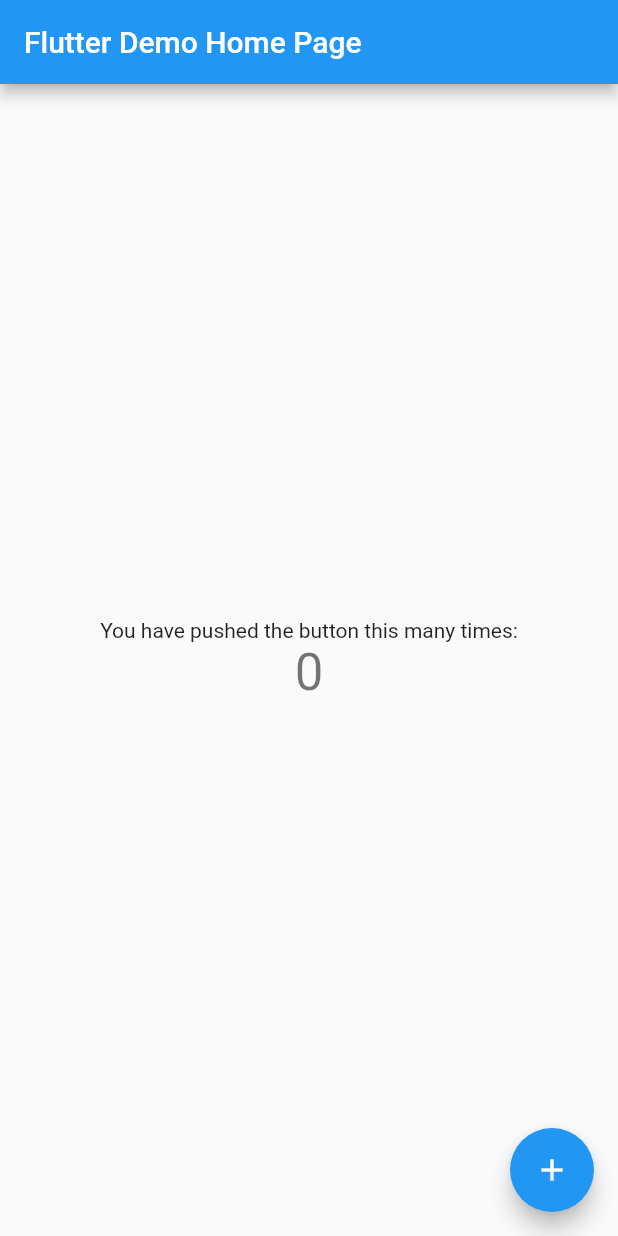
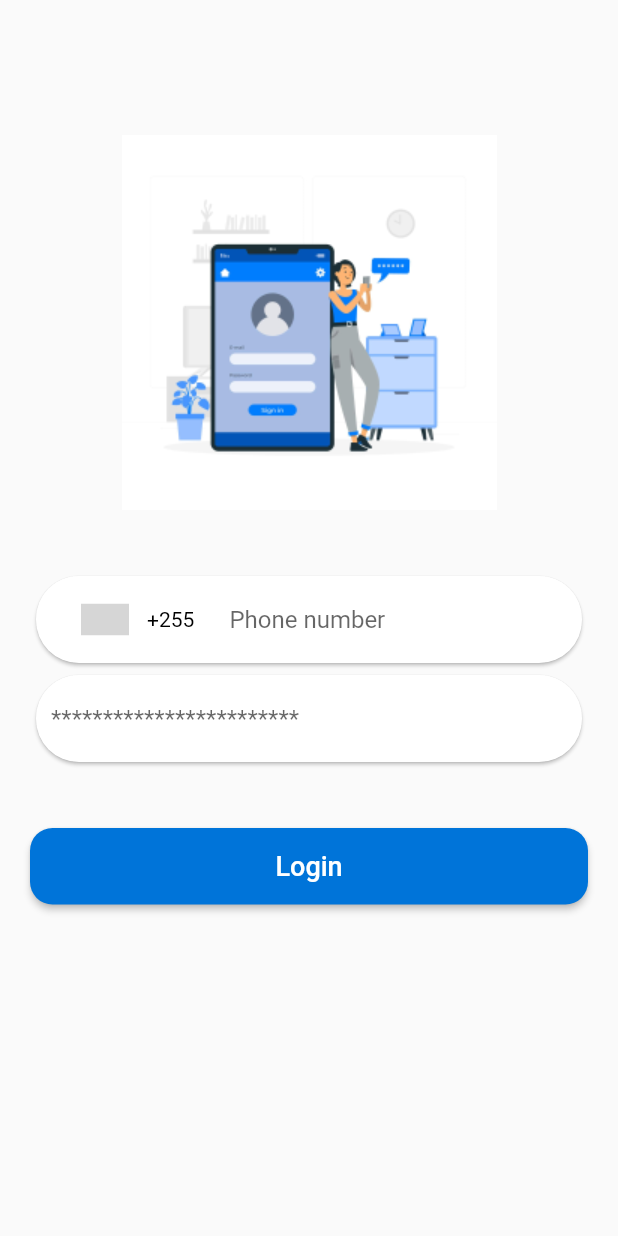
Before and after one commit to PatrickMamsery/pixel-insurance-app, a Flutter app: the screen it shows after launch, on a phone screen of 412 x 824 dp. Run offline on Flutter 3.47's test engine with Material 2 defaults, Android fonts, the phone set to English and light mode, and no system bars; drawn by our look-alikes of intl_phone_number_input; our stand-ins replace flutter_native_splash, flutter_screenutil, get, loading_indicator, shared_preferences; grey boxes are pictures that could not be loaded.

Commit message:
feat: login page complete

```diff
--- /dev/null
+++ b/lib/app/ui/auth/login_page.dart
@@ -0,0 +1,115 @@
+import 'package:flutter/material.dart';
+import 'package:intl_phone_number_input/intl_phone_number_input.dart';
+import 'package:pixel_insurance/app/ui/theme/app_constants.dart';
+import 'package:pixel_insurance/app/ui/widgets/button.dart';
+
+class LoginPage extends StatelessWidget {
+  @override
+  Widget build(BuildContext context) {
+    final GlobalKey<FormState> formKey = GlobalKey<FormState>();
+
+    var phoneNumberTextEditController = TextEditingController();
+    var passwordTextEditController = TextEditingController();
+
+    // String initialCountry = 'NG';
+    PhoneNumber number = PhoneNumber(isoCode: 'TZ');
+
+    return Scaffold(
+      resizeToAvoidBottomInset: false,
+      body: SafeArea(
+        minimum: const EdgeInsets.all(20.0),
+        child: Column(
+          crossAxisAlignment: CrossAxisAlignment.start,
+          children: [
+            const SizedBox(
+              height: 70.0,
+            ),
+            Center(
+              child: Image.asset(
+                "assets/images/login_person.png",
+              ),
+            ),
+            const SizedBox(
+              height: 20.0,
+            ),
+            Form(
+              key: formKey,
+              child: Column(
+                children: [
+                  const SizedBox(
+                    height: 20.0,
+                  ),
+                  Card(
+                    shape: RoundedRectangleBorder(
+                      borderRadius: BorderRadius.circular(defaultRadius),
+                    ),
+                    // elevation: 6,
+                    child: Padding(
+                      padding: const EdgeInsets.symmetric(
+                        horizontal: 10.0,
+                        vertical: 5.0,
+                      ),
+                      child: InternationalPhoneNumberInput(
+                        onInputChanged: (PhoneNumber number) {
+                          // controller.phoneNumber(number.phoneNumber);
+                        },
+                        onInputValidated: (bool value) {
+                          print(value);
+                          // controller.phoneNumber(number.phoneNumber);
+                        },
+                        selectorConfig: const SelectorConfig(
+                          selectorType: PhoneInputSelectorType.BOTTOM_SHEET,
+                        ),
+                        ignoreBlank: false,
+                        autoFocus: false,
+                        autoValidateMode: AutovalidateMode.disabled,
+                        selectorTextStyle: const TextStyle(color: Colors.black),
+                        initialValue: number,
+                        textFieldController: phoneNumberTextEditController,
+                        formatInput: false,
+                        keyboardType: TextInputType.phone,
+                        inputBorder: InputBorder.none,
+                        onSaved: (PhoneNumber number) {
+                          print('On Saved: $number');
+                        },
+                      ),
+                    ),
+                  ),
+                  Card(
+                    shape: RoundedRectangleBorder(
+                      borderRadius: BorderRadius.circular(defaultRadius),
+                    ),
+                    // elevation: 6,
+                    child: Padding(
+                      padding: const EdgeInsets.symmetric(
+                        horizontal: 10.0,
+                        vertical: 5.0,
+                      ),
+                      child: TextFormField(
+                        controller: passwordTextEditController,
+                        keyboardType: TextInputType.text,
+                        obscureText: true,
+                        decoration: const InputDecoration(
+                          hintText: "************************",
+                          border: InputBorder.none,
+                        ),
+                        // onChanged: (value) => controller.userName(value),
+                      ),
+                    ),
+                  ),
+                ],
+              ),
+            ),
+            const SizedBox(
+              height: 40.0,
+            ),
+            CustomButton(
+                function: () {},
+                // function: () => controller.verifyPhoneNumber(context),
+                text: "Login"),
+          ],
+        ),
+      ),
+    );
+  }
+}
--- /dev/null
+++ b/lib/app/ui/auth/widgets/title.dart
@@ -0,0 +1,20 @@
+import 'package:flutter/material.dart';
+
+class Title extends StatelessWidget {
+  final String text;
+  const Title({
+    Key? key,
+    required this.text,
+  }) : super(key: key);
+
+  @override
+  Widget build(BuildContext context) {
+    return Text(
+      text,
+      style: const TextStyle(
+        fontSize: 25.0,
+        fontWeight: FontWeight.bold,
+      ),
+    );
+  }
+}
--- /dev/null
+++ b/lib/app/ui/theme/index.dart
@@ -0,0 +1,2 @@
+export 'app_colors.dart';
+export 'app_constants.dart';
--- a/lib/main.dart
+++ b/lib/main.dart
@@ -1,115 +1,39 @@
-import 'package:flutter/material.dart';
+import "package:flutter/material.dart";
+import "package:get/get.dart";
+import 'package:flutter_screenutil/flutter_screenutil.dart';
+import 'package:flutter_native_splash/flutter_native_splash.dart';
+import 'package:shared_preferences/shared_preferences.dart';
 
-void main() {
-  runApp(const MyApp());
+import 'app/ui/auth/login_page.dart';
+import 'app/ui/home/home_page.dart';
+
+void main() async {
+  WidgetsBinding widgetsBinding = WidgetsFlutterBinding.ensureInitialized();
+  SharedPreferences prefs = await SharedPreferences.getInstance();
+
+  // var token = prefs.getString("token");
+
+  FlutterNativeSplash.preserve(widgetsBinding: widgetsBinding);
+
+  initialization();
+
+  runApp(
+    ScreenUtilInit(
+      designSize: const Size(360, 690),
+      minTextAdapt: true,
+      splitScreenMode: true,
+      builder: (context, child) {
+        return GetMaterialApp(
+          debugShowCheckedModeBanner: false,
+          // home: token != null ? const HomePage() : const LoginPage(),
+          home: LoginPage(),
+        );
+      },
+    ),
+  );
 }
 
-class MyApp extends StatelessWidget {
-  const MyApp({super.key});
-
-  // This widget is the root of your application.
-  @override
-  Widget build(BuildContext context) {
-    return MaterialApp(
-      title: 'Flutter Demo',
-      theme: ThemeData(
-        // This is the theme of your application.
-        //
-        // Try running your application with "flutter run". You'll see the
-        // application has a blue toolbar. Then, without quitting the app, try
-        // changing the primarySwatch below to Colors.green and then invoke
-        // "hot reload" (press "r" in the console where you ran "flutter run",
-        // or simply save your changes to "hot reload" in a Flutter IDE).
-        // Notice that the counter didn't reset back to zero; the application
-        // is not restarted.
-        primarySwatch: Colors.blue,
-      ),
-      home: const MyHomePage(title: 'Flutter Demo Home Page'),
-    );
-  }
+void initialization() async {
+  await Future.delayed(const Duration(seconds: 1));
+  FlutterNativeSplash.remove();
 }
-
-class MyHomePage extends StatefulWidget {
-  const MyHomePage({super.key, required this.title});
-
-  // This widget is the home page of your application. It is stateful, meaning
-  // that it has a State object (defined below) that contains fields that affect
-  // how it looks.
-
-  // This class is the configuration for the state. It holds the values (in this
-  // case the title) provided by the parent (in this case the App widget) and
-  // used by the build method of the State. Fields in a Widget subclass are
-  // always marked "final".
-
-  final String title;
-
-  @override
-  State<MyHomePage> createState() => _MyHomePageState();
-}
-
-class _MyHomePageState extends State<MyHomePage> {
-  int _counter = 0;
-
-  void _incrementCounter() {
-    setState(() {
-      // This call to setState tells the Flutter framework that something has
-      // changed in this State, which causes it to rerun the build method below
-      // so that the display can reflect the updated values. If we changed
-      // _counter without calling setState(), then the build method would not be
-      // called again, and so nothing would appear to happen.
-      _counter++;
-    });
-  }
-
-  @override
-  Widget build(BuildContext context) {
-    // This method is rerun every time setState is called, for instance as done
-    // by the _incrementCounter method above.
-    //
-    // The Flutter framework has been optimized to make rerunning build methods
-    // fast, so that you can just rebuild anything that needs updating rather
-    // than having to individually change instances of widgets.
-    return Scaffold(
-      appBar: AppBar(
-        // Here we take the value from the MyHomePage object that was created by
-        // the App.build method, and use it to set our appbar title.
-        title: Text(widget.title),
-      ),
-      body: Center(
-        // Center is a layout widget. It takes a single child and positions it
-        // in the middle of the parent.
-        child: Column(
-          // Column is also a layout widget. It takes a list of children and
-          // arranges them vertically. By default, it sizes itself to fit its
-          // children horizontally, and tries to be as tall as its parent.
-          //
-          // Invoke "debug painting" (press "p" in the console, choose the
-          // "Toggle Debug Paint" action from the Flutter Inspector in Android
-          // Studio, or the "Toggle Debug Paint" command in Visual Studio Code)
-          // to see the wireframe for each widget.
-          //
-          // Column has various properties to control how it sizes itself and
-          // how it positions its children. Here we use mainAxisAlignment to
-          // center the children vertically; the main axis here is the vertical
-          // axis because Columns are vertical (the cross axis would be
-          // horizontal).
-          mainAxisAlignment: MainAxisAlignment.center,
-          children: <Widget>[
-            const Text(
-              'You have pushed the button this many times:',
-            ),
-            Text(
-              '$_counter',
-              style: Theme.of(context).textTheme.headlineMedium,
-            ),
-          ],
-        ),
-      ),
-      floatingActionButton: FloatingActionButton(
-        onPressed: _incrementCounter,
-        tooltip: 'Increment',
-        child: const Icon(Icons.add),
-      ), // This trailing comma makes auto-formatting nicer for build methods.
-    );
-  }
-}
```
Also changed, not shown: lib/app/ui/auth/widgets/min_title.dart (added, +15 -0 lines), lib/app/ui/home/home_page.dart (added, +30 -0 lines), lib/app/ui/shared/custom_nav.dart (added, +34 -0 lines), lib/app/ui/shared/loader.dart (added, +27 -0 lines), lib/app/ui/theme/app_colors.dart (added, +18 -0 lines), lib/app/ui/theme/app_constants.dart (added, +31 -0 lines), lib/app/ui/widgets/button.dart (added, +43 -0 lines), pubspec.yaml (+12 -35 lines), assets/images/login_person.png (added), pubspec.lock, 1 other file.
